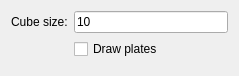
The window that scripts/Misc/Tutorials/LibraryBrowserScripts/CubeCuttingOut.ui (qcad/qcad) describes before a commit, drawn with Qt 5.
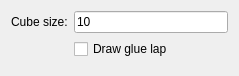
The same window after the commit.

Commit message: update translation strings

```diff
--- a/scripts/Misc/Tutorials/LibraryBrowserScripts/CubeCuttingOut.ui
+++ b/scripts/Misc/Tutorials/LibraryBrowserScripts/CubeCuttingOut.ui
@@ -31,7 +31,7 @@
    <item row="1" column="1">
     <widget class="QCheckBox" name="DrawPlates">
      <property name="text">
-      <string>Draw plates</string>
+      <string>Draw glue lap</string>
      </property>
     </widget>
    </item>
```
Left out of the diff: 2 changed lines with no effect on the pictures.
